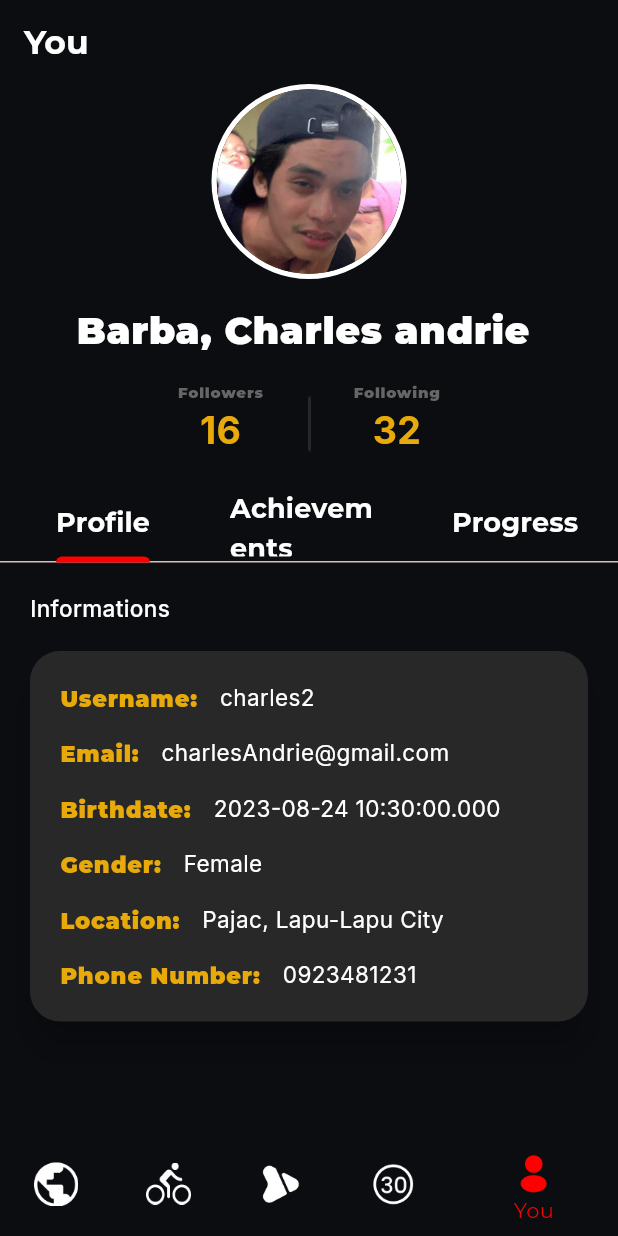
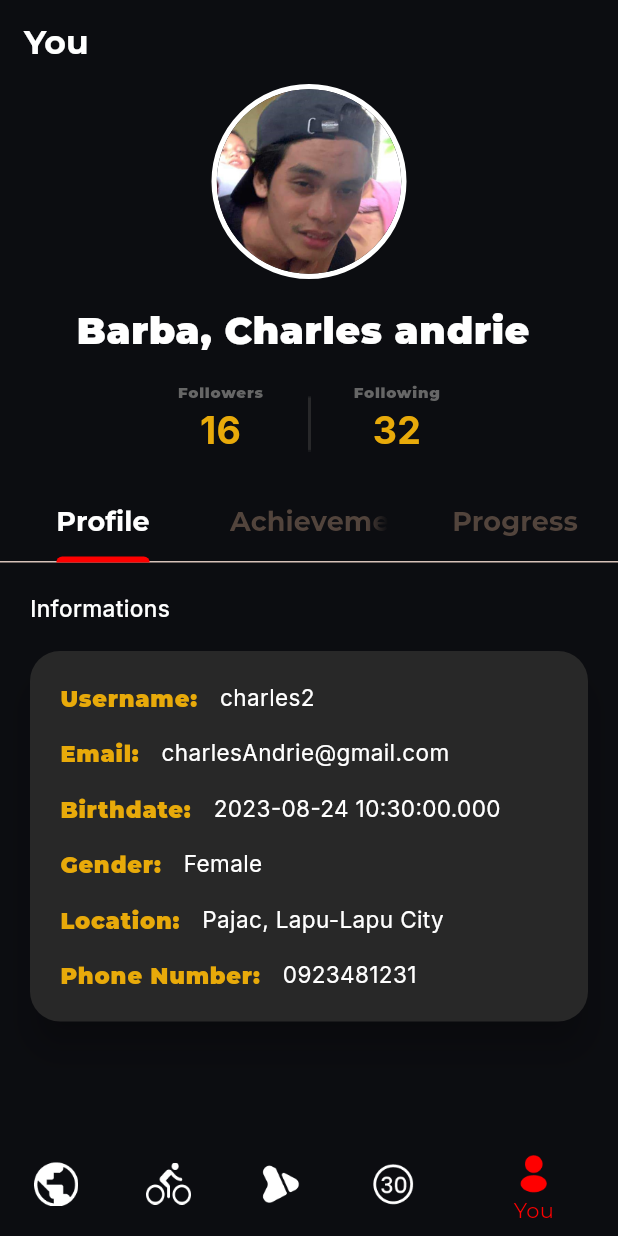
Before and after one commit to zeo18/Ta_Rides, a Flutter app: the screen it shows after launch, item 5 of the bottom bar chosen, on a phone screen of 412 x 824 dp. Run offline on Flutter 3.47's test engine with Material 2 defaults, Android fonts, the phone set to English and light mode, and no system bars; our stand-ins replace google_fonts.

Commit message:
Change tabs labes

```diff
--- a/lib/screen/bottom_tab/profile_dart.dart
+++ b/lib/screen/bottom_tab/profile_dart.dart
@@ -1,7 +1,6 @@
 import 'package:flutter/material.dart';
 import 'package:google_fonts/google_fonts.dart';
 import 'package:ta_rides/models/user_info.dart';
-import 'package:ta_rides/data/user_data.dart';
 import 'package:ta_rides/widget/profile_Tabs/achievements_tabs.dart';
 import 'package:ta_rides/widget/profile_Tabs/profile_tabs.dart';
 import 'package:ta_rides/widget/profile_Tabs/progress_tabs.dart';
@@ -31,16 +30,16 @@ class _ProfileScreenState extends State<ProfileScreen> {
       length: 3,
       initialIndex: selectTab,
       child: Scaffold(
-        backgroundColor: const Color(0x3ff0C0D11),
+        backgroundColor: const Color(0x3ff0c0d11),
         appBar: AppBar(
           title: Text(
             'You',
-            style: Theme.of(context).textTheme.headline6!.copyWith(
+            style: Theme.of(context).textTheme.titleLarge!.copyWith(
                   color: Colors.white,
                   fontWeight: FontWeight.bold,
                 ),
           ),
-          backgroundColor: const Color(0x3ff0C0D11),
+          backgroundColor: const Color(0x3ff0c0d11),
         ),
         body: Column(
           children: [
@@ -103,7 +102,7 @@ class _ProfileScreenState extends State<ProfileScreen> {
                                   widget.user.followers.toString(),
                                   style: GoogleFonts.inter(
                                     fontSize: 25,
-                                    color: const Color(0x3ffE8AA0A),
+                                    color: const Color(0x3ffe8aa0a),
                                     fontWeight: FontWeight.w700,
                                   ),
                                 ),
@@ -129,7 +128,7 @@ class _ProfileScreenState extends State<ProfileScreen> {
                                   widget.user.following.toString(),
                                   style: GoogleFonts.inter(
                                     fontSize: 25,
-                                    color: const Color(0x3ffE8AA0A),
+                                    color: const Color(0x3ffe8aa0a),
                                     fontWeight: FontWeight.w700,
                                   ),
                                 ),
@@ -153,50 +152,62 @@ class _ProfileScreenState extends State<ProfileScreen> {
             if (selectTab == 1)
               Text(
                 'Community',
-                style: Theme.of(context).textTheme.bodyLarge!.copyWith(
+                style: Theme.of(context).textTheme.titleMedium!.copyWith(
                       color: Colors.white,
                       fontWeight: FontWeight.bold,
+                      fontSize: 18,
                     ),
               ),
             const SizedBox(
               height: 20,
             ),
             TabBar(
+              labelStyle: const TextStyle(
+                  fontSize: 18,
+                  fontWeight: FontWeight.bold,
+                  color: Colors.white),
               indicatorSize: TabBarIndicatorSize.label,
               indicatorWeight: 4,
               indicatorColor: const Color(0x3ffff0000),
               onTap: selectedPage,
-              tabs: [
+              tabs: const [
                 Tab(
-                  child: Text(
-                    'Profile',
-                    style: Theme.of(context).textTheme.titleMedium!.copyWith(
-                          color: Colors.white,
-                          fontWeight: FontWeight.bold,
-                          fontSize: 18,
-                        ),
-                  ),
+                  text: 'Profile',
+                  // child: Text(
+                  //   'Profile',
+                  //   style: Theme.of(context).textTheme.titleMedium!.copyWith(
+                  //         color: Colors.white,
+                  //         fontWeight: FontWeight.bold,
+                  //         fontSize: 18,
+                  //       ),
+                  // ),
+                ),
+
+                Tab(
+                  text: "Achievements",
+                  // child: Text(
+                  //   'Achievements',
+                  //   style: Theme.of(context).textTheme.titleMedium!.copyWith(
+                  //         color: Colors.white,
+                  //         fontWeight: FontWeight.bold,
+                  //         fontSize: 18,
+                  //       ),
+                  // ),
                 ),
                 Tab(
-                  child: Text(
-                    'Achievements',
-                    style: Theme.of(context).textTheme.titleMedium!.copyWith(
-                          color: Colors.white,
-                          fontWeight: FontWeight.bold,
-                          fontSize: 18,
-                        ),
-                  ),
-                ),
-                Tab(
-                  child: Text(
-                    'Progress',
-                    style: Theme.of(context).textTheme.titleMedium!.copyWith(
-                          color: Colors.white,
-                          fontWeight: FontWeight.bold,
-                          fontSize: 18,
-                        ),
-                  ),
-                ),
+                  text: 'Progress',
+                )
+                // Tab(
+                // text: 'Progress'
+                // child: Text(
+                //   'Progress',
+                //   style: Theme.of(context).textTheme.titleMedium!.copyWith(
+                //         color: Colors.white,
+                //         fontWeight: FontWeight.bold,
+                //         fontSize: 18,
+                // )
+                //),
+                // ),
               ],
             ),
             Expanded(
```
